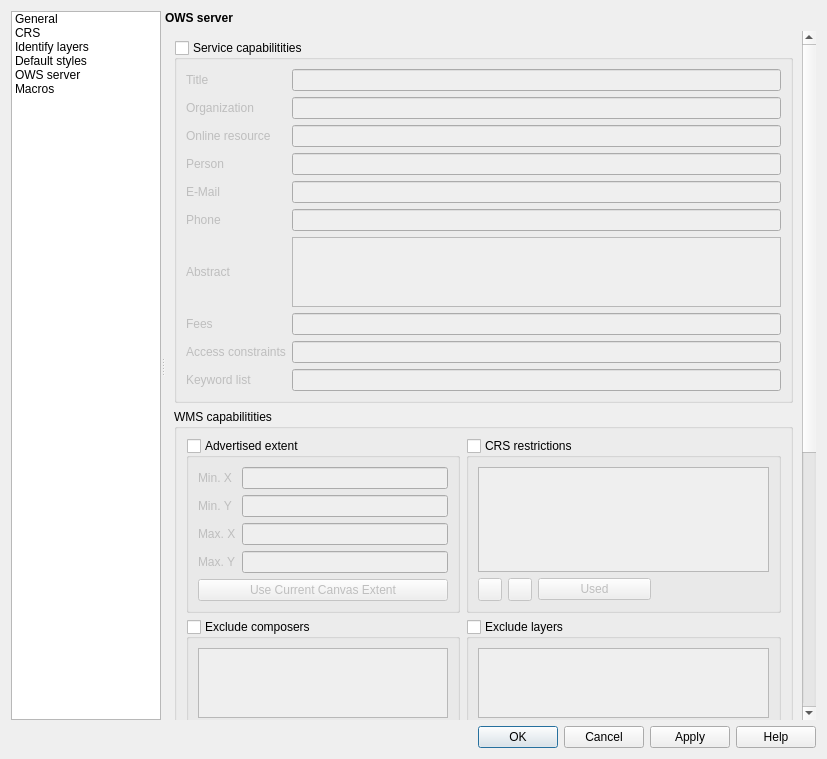
Before: the Qt Designer form src/ui/qgsprojectpropertiesbase.ui in carsmie/QGIS, drawn with Qt 5.
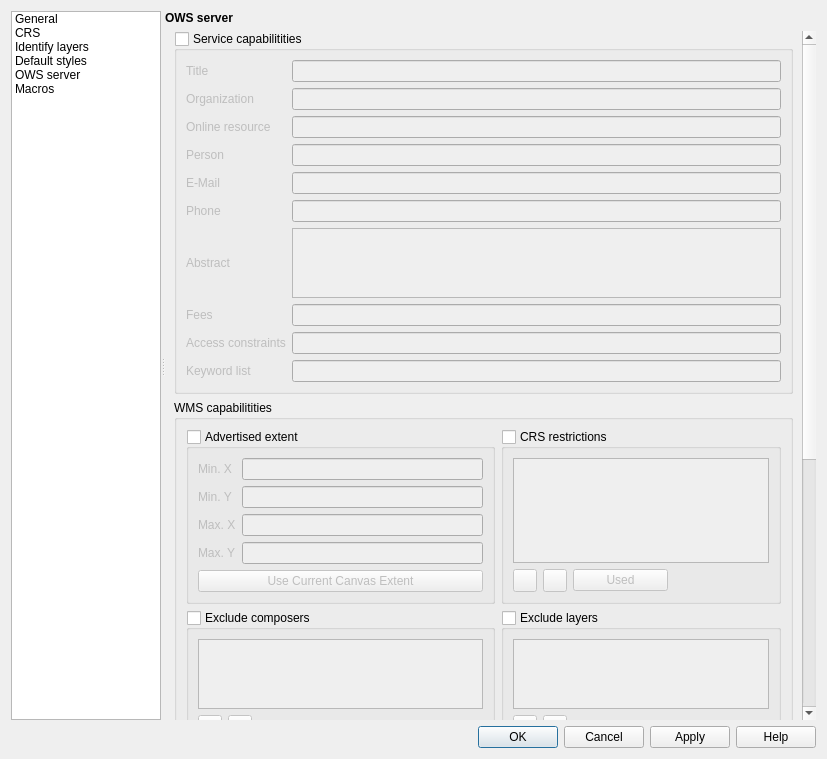
After: the same form once the commit is applied. The open tabs and pages were chosen to show the change. Icons and pictures are not drawn. Custom widgets are drawn as their Qt base class.

Commit message: Update spacing and expansion of widgets in project properties dialog

The edit to the form file:
```diff
--- a/src/ui/qgsprojectpropertiesbase.ui
+++ b/src/ui/qgsprojectpropertiesbase.ui
@@ -1275,11 +1275,17 @@
                <rect>
                 <x>0</x>
                 <y>0</y>
-                <width>525</width>
-                <height>1270</height>
+                <width>631</width>
+                <height>1254</height>
                </rect>
               </property>
               <layout class="QVBoxLayout" name="verticalLayout_13">
+               <property name="topMargin">
+                <number>0</number>
+               </property>
+               <property name="bottomMargin">
+                <number>0</number>
+               </property>
                <item>
                 <widget class="QgsCollapsibleGroupBox" name="grpOWSServiceCapabilities">
                  <property name="title">
@@ -1485,7 +1491,7 @@
                        </property>
                        <property name="sizeHint" stdset="0">
                         <size>
-                         <width>244</width>
+                         <width>0</width>
                          <height>20</height>
                         </size>
                        </property>
@@ -1761,7 +1767,7 @@
                        </property>
                        <property name="sizeHint" stdset="0">
                         <size>
-                         <width>81</width>
+                         <width>0</width>
                          <height>20</height>
                         </size>
                        </property>
@@ -1842,7 +1848,7 @@
                  <property name="sizeHint" stdset="0">
                   <size>
                    <width>20</width>
-                   <height>40</height>
+                   <height>0</height>
                   </size>
                  </property>
                 </spacer>
```
Left out of the diff: 61 changed lines with no effect on the pictures.
